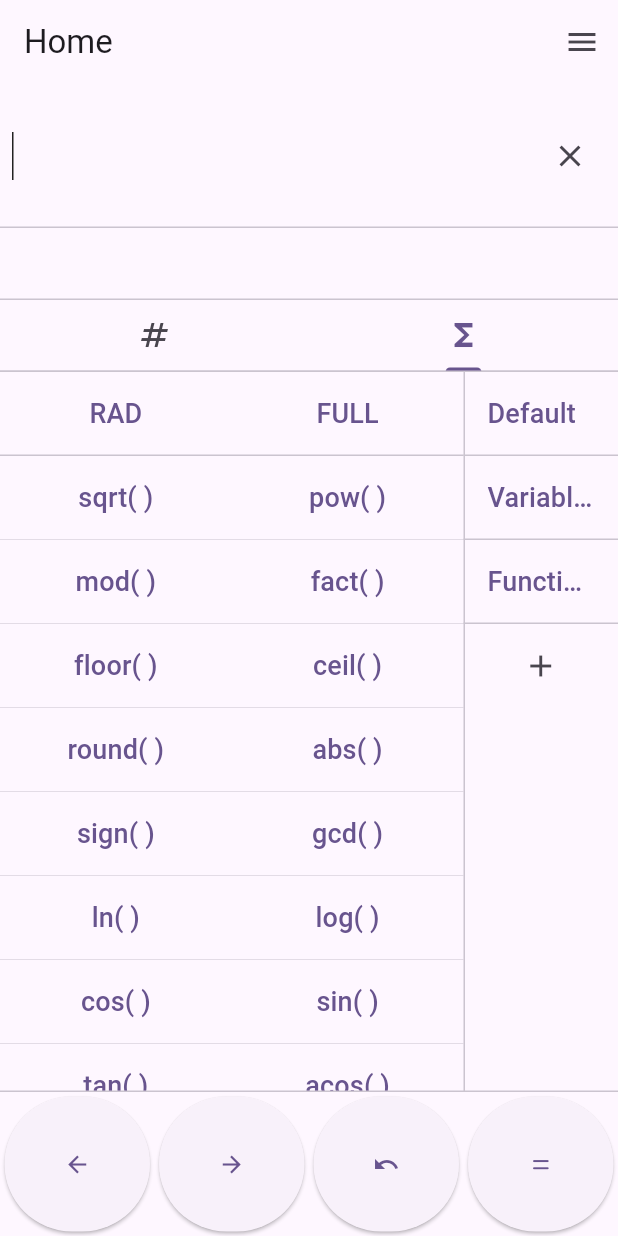
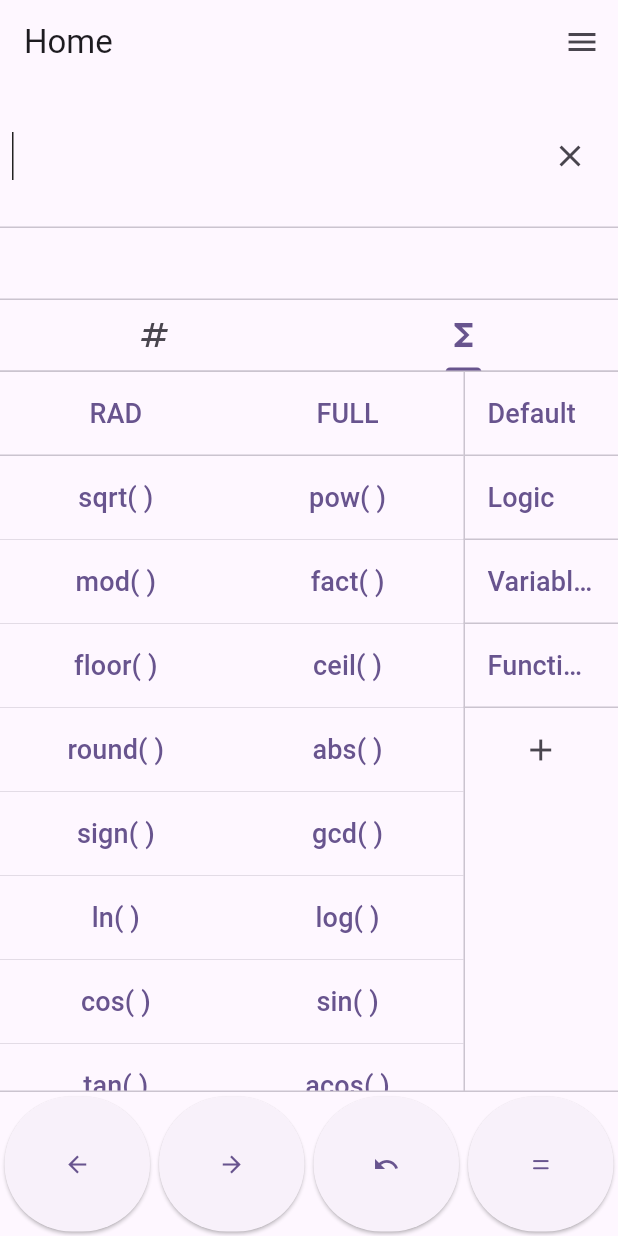
Before and after one commit to KelvinGonzalez/advanced-calculator-3, a Flutter app: the screen it shows after launch, tab 2 chosen, on a phone screen of 412 x 824 dp. Run offline on Flutter 3.47's test engine with Material 3 defaults, Android fonts, the phone set to English and light mode, and no system bars; our stand-ins replace flutter_bloc, shared_preferences, supabase; missing offline and left inert: calculus, expressions; accounts and stored records are empty.

Commit message:
Add boolean logic and conditionals

```diff
--- a/lib/models/app_state.dart
+++ b/lib/models/app_state.dart
@@ -18,7 +18,7 @@ class DefaultFunction {
   final String description;
   final List<String> parameters;
 
-  bool get isFunction => value is Function;
+  bool get isFunction => value is Function || parameters.isNotEmpty;
 
   const DefaultFunction(
       this.name, this.value, this.description, this.parameters);
@@ -48,6 +48,10 @@ class AppState {
     required this.supabase,
   });
 
+  Map<String, dynamic> get hiddenContext => {
+        "cond": const CustomFunction("x ? a : b", ["x", "a", "b"]),
+      };
+
   Map<String, dynamic> get contextWithoutCalculus => Map.from(context)
     ..remove("slope")
     ..remove("area");
@@ -55,6 +59,7 @@ class AppState {
   Map<String, dynamic> get context => {}
     ..addAll(
         {for (var function in defaultFunctions) function.name: function.value})
+    ..addAll(hiddenContext)
     ..addAll(myVariables)
     ..addAll(myFunctions)
     ..addAll(myClasses);
@@ -154,6 +159,23 @@ class AppState {
         const DefaultFunction("pi", pi, "Value of π", []),
         const DefaultFunction("e", e, "Value of e", []),
       ];
+
+  static const List<DefaultFunction> logicFunctions = [
+    DefaultFunction("false", "false", "Constant for false", []),
+    DefaultFunction("true", "true", "Constant for true", []),
+    DefaultFunction("!", "!", "Not operator", []),
+    DefaultFunction("=", "=", "Double for equals, can pair with others", []),
+    DefaultFunction("<", "<",
+        "If single then less than, if double then left bit-shift", []),
+    DefaultFunction(">", ">",
+        "If single then greater than, if double then right bit-shift", []),
+    DefaultFunction(
+        "&", "&", "If single then bitwise AND, if double then logical AND", []),
+    DefaultFunction(
+        "|", "|", "If single then bitwise OR, if double then logical OR", []),
+    DefaultFunction("^", "^", "Bitwise XOR operator", []),
+    DefaultFunction("cond", "cond", "If x then a, else b", ["x", "a", "b"]),
+  ];
 
   static Map<String, dynamic> readVariables(SharedPreferences preferences) {
     final decoded =
--- a/lib/models/custom_evaluator.dart
+++ b/lib/models/custom_evaluator.dart
@@ -59,6 +59,12 @@ class CustomEvaluator extends ExpressionEvaluator {
   @override
   evalCallExpression(CallExpression expression, Map<String, dynamic> context) {
     var callee = eval(expression.callee, context);
+    // Cond hack since can't do conditional recursion if all arguments are evaluated before function call
+    if (context["cond"] == callee) {
+      return eval(expression.arguments[0], context)
+          ? eval(expression.arguments[1], context)
+          : eval(expression.arguments[2], context);
+    }
     var arguments = expression.arguments.map((e) => eval(e, context)).toList();
     if (callee is CustomFunction) {
       return callee.call(arguments, context);
--- a/lib/models/custom_instance.dart
+++ b/lib/models/custom_instance.dart
@@ -8,7 +8,7 @@ class CustomInstance {
   static const unary = {
     "-": "neg",
     "+": "pos",
-    // "!": "not",
+    "!": "not",
     // "~": "inv",
   };
 
@@ -18,15 +18,15 @@ class CustomInstance {
     "*": "mul",
     "/": "div",
     // "%": "mod",
-    // "&": "and",
-    // "|": "or",
-    // "^": "xor",
+    "&": "and",
+    "|": "or",
+    "^": "xor",
   };
 
   static bool isSpecialFunction(String name) =>
-      unary.values.contains(name) || binary.values.contains(name)
-      // || ["cmp"].contains(name)
-      ;
+      unary.values.contains(name) ||
+      binary.values.contains(name) ||
+      ["cmp"].contains(name);
 
   const CustomInstance(this.className, this.fieldValues);
 
@@ -47,14 +47,14 @@ class CustomInstance {
 
   dynamic operatorCall(String operator, CustomClass parent,
       {dynamic other, Map<String, dynamic>? context}) {
-    // final cmp = {
-    //   "==": (x) => x == 0,
-    //   "!=": (x) => x != 0,
-    //   ">": (x) => x > 0,
-    //   "<": (x) => x < 0,
-    //   ">=": (x) => x >= 0,
-    //   "<=": (x) => x <= 0,
-    // };
+    final cmp = {
+      "==": (x) => x == 0,
+      "!=": (x) => x != 0,
+      ">": (x) => x > 0,
+      "<": (x) => x < 0,
+      ">=": (x) => x >= 0,
+      "<=": (x) => x <= 0,
+    };
 
     if (other == null) {
       if (unary.containsKey(operator) &&
@@ -63,11 +63,11 @@ class CustomInstance {
         return InstanceFunctionPair(this, function).call([], parent, context);
       }
     } else {
-      // if (cmp.containsKey(operator) && parent.functions.containsKey("cmp")) {
-      //   final function = parent.functions["cmp"]!;
-      //   return cmp[operator]!(InstanceFunctionPair(this, function)
-      //       .call([other], parent, context));
-      // }
+      if (cmp.containsKey(operator) && parent.functions.containsKey("cmp")) {
+        final function = parent.functions["cmp"]!;
+        return cmp[operator]!(InstanceFunctionPair(this, function)
+            .call([other], parent, context));
+      }
       if (binary.containsKey(operator) &&
           parent.functions.containsKey(binary[operator])) {
         final function = parent.functions[binary[operator]]!;
--- a/lib/pages/custom_keyboard.dart
+++ b/lib/pages/custom_keyboard.dart
@@ -144,10 +144,10 @@ class _CustomKeyboardState extends State<CustomKeyboard> {
             cursorPosition++;
             break;
           }
-        case "<":
+        case "<-":
           if (cursorPosition > 0) cursorPosition--;
           break;
-        case ">":
+        case "->":
           if (cursorPosition < input.length) cursorPosition++;
           break;
         case "delete":
@@ -421,6 +421,7 @@ class _CustomKeyboardState extends State<CustomKeyboard> {
 
       final Map<String, Widget> functionWidgets = {
         "default": DefaultFunctionsView(writeToInput: writeToInput),
+        "logic": LogicFunctionsView(writeToInput: writeToInput),
         "variables": MyVariablesView(
           writeToInput: writeToInput,
           readOnly: widget.readOnly,
@@ -470,10 +471,20 @@ class _CustomKeyboardState extends State<CustomKeyboard> {
               if (widget.function!.isMember)
                 const KeyboardKey(Text("this"), "this")
             ] +
-            (widget.function!.function.parameters)
+            widget.function!.function.parameters
+                .where((e) => e.isNotEmpty)
                 .map((e) => KeyboardKey(Text(e), e))
                 .toList() +
-            (widget.function?.parent != null
+            [
+              if (widget.function!.function.function.isNotEmpty)
+                KeyboardKey(Text(widget.function!.function.function),
+                    widget.function!.function.function,
+                    isFunction: true,
+                    isMember: widget.function!.isMember,
+                    parent: widget.function!.parent)
+            ] // Use function.function to obtain name
+            +
+            (widget.function!.parent != null
                 ? getParentInstanceQuickActions(widget.function!.parent!)
                 : []);
       } else if (cursorPosition > 1 && input[cursorPosition - 1] == ".") {
@@ -694,6 +705,10 @@ class _CustomKeyboardState extends State<CustomKeyboard> {
                                                         text: "Default"),
                                                     CategoryButton(
                                                         onPressed: () =>
+                                                            setView("logic"),
+                                                        text: "Logic"),
+                                                    CategoryButton(
+                                                        onPressed: () =>
                                                             setView(
                                                                 "variables"),
                                                         text: "Variables"),
@@ -739,10 +754,10 @@ class _CustomKeyboardState extends State<CustomKeyboard> {
                             if (cursorDragValue.abs() < 10) return;
                             if (cursorDragValue < 0) {
                               writeToInput(
-                                  const KeyboardKey(Placeholder(), "<"));
+                                  const KeyboardKey(Placeholder(), "<-"));
                             } else {
                               writeToInput(
-                                  const KeyboardKey(Placeholder(), ">"));
+                                  const KeyboardKey(Placeholder(), "->"));
                             }
                             cursorDragValue = 0;
                           },
@@ -750,9 +765,9 @@ class _CustomKeyboardState extends State<CustomKeyboard> {
                               crossAxisAlignment: CrossAxisAlignment.stretch,
                               children: [
                                     const KeyboardKey(
-                                        Icon(Icons.arrow_back), "<"),
+                                        Icon(Icons.arrow_back), "<-"),
                                     const KeyboardKey(
-                                        Icon(Icons.arrow_forward), ">"),
+                                        Icon(Icons.arrow_forward), "->"),
                                     const KeyboardKey(Icon(Icons.undo), "undo"),
                                   ]
                                       .map((e) => NumpadKey(e, writeToInput))
@@ -851,13 +866,15 @@ class KeyboardKeyTable extends StatelessWidget {
   final List<KeyboardKey>? specialKeys;
   final void Function(KeyboardKey) writeToInput;
   final void Function(KeyboardKey)? onLongPress;
+  final bool groupKeys;
 
   const KeyboardKeyTable(
       {super.key,
       required this.keys,
       this.specialKeys,
       required this.writeToInput,
-      this.onLongPress});
+      this.onLongPress,
+      this.groupKeys = true});
 
   List<Widget> generateGroupRows(List<KeyboardKey> keys) {
     const cols = 2;
@@ -894,6 +911,8 @@ class KeyboardKeyTable extends StatelessWidget {
 
   @override
   Widget build(BuildContext context) {
+    late final List<List<KeyboardKey>> groupedKeys;
+    if (groupKeys) {
       final keyGroups = <int, List<KeyboardKey>>{};
       for (final key in keys) {
         final value = key.getCategoryCompareValue();
@@ -903,6 +922,10 @@ class KeyboardKeyTable extends StatelessWidget {
 
       final sortedGroups = keyGroups.entries.toList()
         ..sort((a, b) => a.key.compareTo(b.key));
+      groupedKeys = sortedGroups.map((e) => e.value).toList();
+    } else {
+      groupedKeys = [keys];
+    }
 
     return SingleChildScrollView(
       child: Column(
@@ -919,10 +942,10 @@ class KeyboardKeyTable extends StatelessWidget {
                       .toList()),
               const HeightlessDivider(),
             ] +
-            sortedGroups
+            groupedKeys
                 .expand((e) =>
-                    generateGroupRows(e.value) +
-                    [if (e != sortedGroups.last) const HeightlessDivider()])
+                    generateGroupRows(e) +
+                    [if (e != groupedKeys.last) const HeightlessDivider()])
                 .toList(),
       ),
     );
@@ -956,6 +979,39 @@ class DefaultFunctionsView extends StatelessWidget {
           writeToInput: writeToInput,
           onLongPress: (key) {
             final item = defaultFunctions.firstWhere((e) => e.name == key.key);
+            showDialog(
+                context: context,
+                useRootNavigator: false,
+                builder: (context) => AlertDialog(
+                      title: Text(
+                          "${item.name}${item.isFunction ? "(${item.parameters.join(",")})" : ""}"),
+                      content: Text(item.description,
+                          style:
+                              TextStyle(fontSize: 16, color: Colors.grey[800])),
+                    ));
+          });
+    });
+  }
+}
+
+class LogicFunctionsView extends StatelessWidget {
+  final void Function(KeyboardKey) writeToInput;
+
+  const LogicFunctionsView({super.key, required this.writeToInput});
+
+  @override
+  Widget build(BuildContext context) {
+    return BlocBuilder<AppCubit, AppState>(builder: (context, state) {
+      const logicFunctions = AppState.logicFunctions;
+      return KeyboardKeyTable(
+          keys: logicFunctions
+              .map((e) =>
+                  KeyboardKey(Text(e.name), e.value, isFunction: e.isFunction))
+              .toList(),
+          groupKeys: false,
+          writeToInput: writeToInput,
+          onLongPress: (key) {
+            final item = logicFunctions.firstWhere((e) => e.name == key.key);
             showDialog(
                 context: context,
                 useRootNavigator: false,
--- a/lib/pages/widgets_lib.dart
+++ b/lib/pages/widgets_lib.dart
@@ -323,6 +323,7 @@ Future<(String, CustomFunction)?> createFunction(
                   children: [
                     TextField(
                       controller: nameController,
+                      onChanged: (_) => stfSetState(() {}),
                       decoration: const InputDecoration(labelText: "Name"),
                     ),
                     const Divider(),
@@ -381,7 +382,8 @@ Future<(String, CustomFunction)?> createFunction(
                       },
                       function: KeyboardFunctionData(
                         CustomFunction(
-                            "",
+                            nameController.text
+                                .trim(), // Use definition to pass in name
                             parameterControllers
                                 .map((e) => e.text.trim())
                                 .toList()),
```
Also changed, not shown: lib/models/custom_function.dart (+2 -6 lines). Lines whose indentation alone changed are shown as unchanged.
